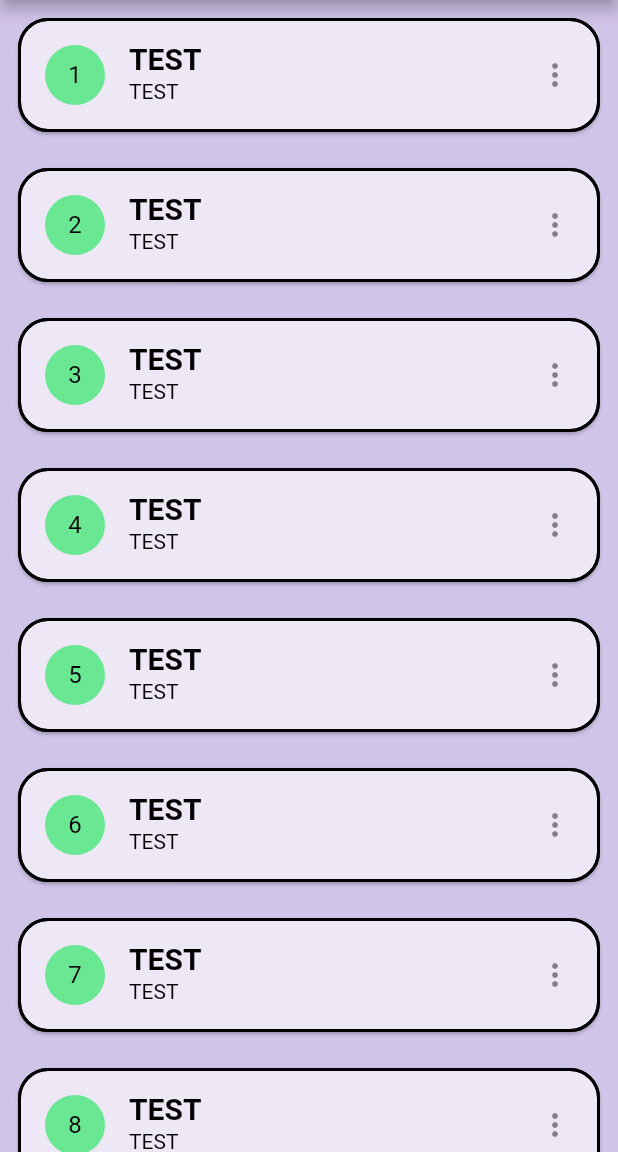
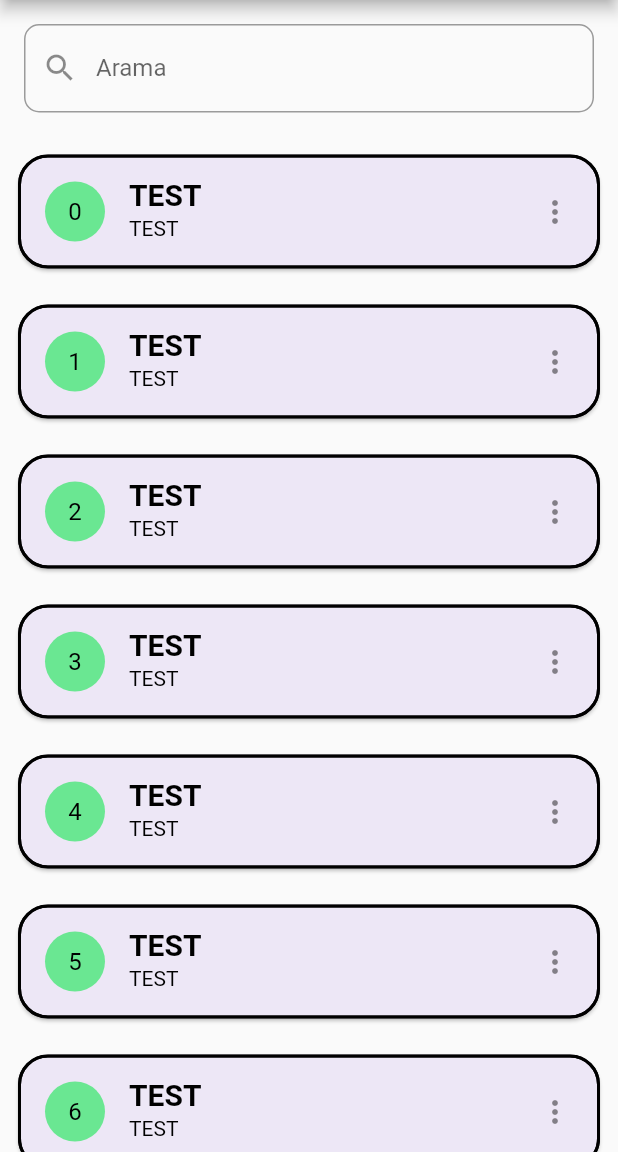
Before and after one commit to onur-akdogan/musteri_portali, a Flutter app: the tehisListe screen opened directly, on a phone screen of 412 x 824 dp, the part 84-1236 px from its top. Run offline on Flutter 3.47's test engine with Material 2 defaults, Android fonts, the phone set to English and light mode, and no system bars.

Commit message:
03.08.2023 gün sonu

```diff
--- a/lib/main.dart
+++ b/lib/main.dart
@@ -1,5 +1,5 @@
 import 'package:flutter/material.dart';
-import 'package:musteri_portali/dashboard.dart';
+import 'package:musteri_portali/login_page.dart';
 //import 'package:musteri_portali/miktar.dart';
 import 'tmbarsiv.dart';
 
@@ -14,7 +14,7 @@ class MyApp extends StatelessWidget {
   Widget build(BuildContext context) {
     return MaterialApp(
       debugShowCheckedModeBanner: false,
-      home: Dashboard(),
+      home: LoginPage(),
     );
   }
 }
--- a/lib/tehislistesi.dart
+++ b/lib/tehislistesi.dart
@@ -1,5 +1,9 @@
 import 'package:flutter/material.dart';
 import 'navbar.dart';
+
+void main() {
+  runApp(TehisListesi());
+}
 
 class TehisListesi extends StatelessWidget {
   const TehisListesi({super.key});
@@ -21,6 +25,18 @@ class tehisListe extends StatefulWidget {
 }
 
 class _tehisListeState extends State<tehisListe> {
+  TextEditingController _searchController = TextEditingController();
+  List<String> filteredItems = List<String>.generate(16, (i) => '$i');
+
+  void _onCardTapped(String item) {
+    Navigator.push(
+      context,
+      MaterialPageRoute(
+        builder: (context) => DetailPage(cardItem: item),
+      ),
+    );
+  }
+
   @override
   Widget build(BuildContext context) {
     return Scaffold(
@@ -44,44 +60,35 @@ class _tehisListeState extends State<tehisListe> {
         ),
         backgroundColor: const Color.fromARGB(255, 210, 20, 26),
       ),
-      body: const Tablolama(),
-    );
-  }
-}
-
-class Tablolama extends StatefulWidget {
-  const Tablolama({super.key});
-
-  @override
-  State<Tablolama> createState() => _TablolamaState();
-}
-
-class _TablolamaState extends State<Tablolama> {
-  final List<String> items = List<String>.generate(10, (i) => '$i');
-
-  void _onCardTapped(int index) {
-    Navigator.push(
-      context,
-      MaterialPageRoute(
-        builder: (context) => DetailPage(cardIndex: index),
+      body: Column(
+        children: [
+          Padding(
+            padding: EdgeInsets.all(16.0),
+            child: TextField(
+              controller: _searchController,
+              onChanged: (value) {
+                setState(() {});
+              },
+              decoration: InputDecoration(
+                labelText: "Arama",
+                prefixIcon: Icon(Icons.search),
+                border: OutlineInputBorder(
+                  borderRadius: BorderRadius.circular(10.0),
                 ),
-    );
-  }
-
-  @override
-  Widget build(BuildContext context) {
-    return Scaffold(
-      backgroundColor: Colors.deepPurple[100],
-      body: SingleChildScrollView(
+              ),
+            ),
+          ),
+          Expanded(
+            child: SingleChildScrollView(
               child: Center(
                 child: Column(
                   mainAxisAlignment: MainAxisAlignment.center,
                   children: [
-              for (var i = 1; i <= 16; i++) // Original card + 15 new cards
+                    for (var item in filteredItems)
                       Padding(
                         padding: EdgeInsets.all(8.0),
                         child: GestureDetector(
-                    onTap: () => _onCardTapped(i),
+                          onTap: () => _onCardTapped(item),
                           child: Card(
                             color: Colors.deepPurple[50],
                             shape: RoundedRectangleBorder(
@@ -100,7 +107,7 @@ class _TablolamaState extends State<Tablolama> {
                               leading: CircleAvatar(
                                 backgroundColor: const Color(0xff6ae792),
                                 child: Text(
-                            i.toString(),
+                                  item,
                                   style: TextStyle(
                                     color: Colors.black,
                                   ),
@@ -126,14 +133,17 @@ class _TablolamaState extends State<Tablolama> {
                 ),
               ),
             ),
+          ),
+        ],
+      ),
     );
   }
 }
 
 class DetailPage extends StatelessWidget {
-  final int cardIndex;
+  final String cardItem;
 
-  DetailPage({required this.cardIndex});
+  DetailPage({required this.cardItem});
 
   @override
   Widget build(BuildContext context) {
@@ -158,7 +168,7 @@ class DetailPage extends StatelessWidget {
         backgroundColor: const Color.fromARGB(255, 210, 20, 26),
       ),
       body: Center(
-        child: Text("Tıklanan Card: $cardIndex"),
+        child: Text("Tıklanan Öğe: $cardItem"),
       ),
     );
   }
```
Also changed, not shown: 6 other files. Lines whose indentation alone changed are shown as unchanged.
